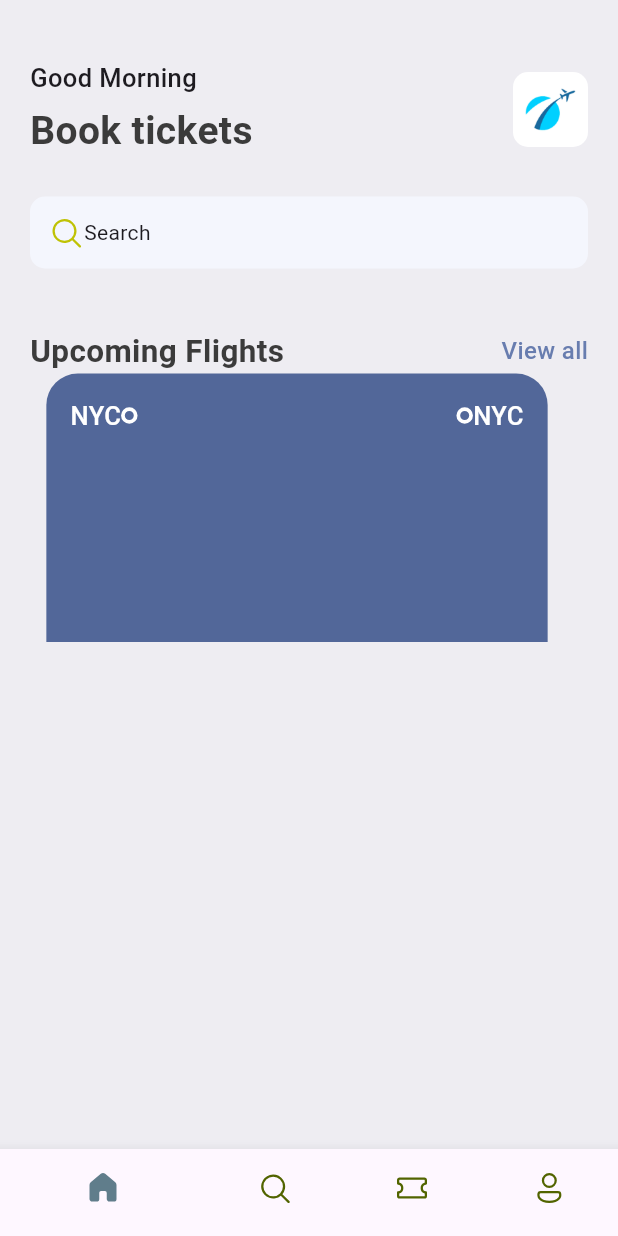
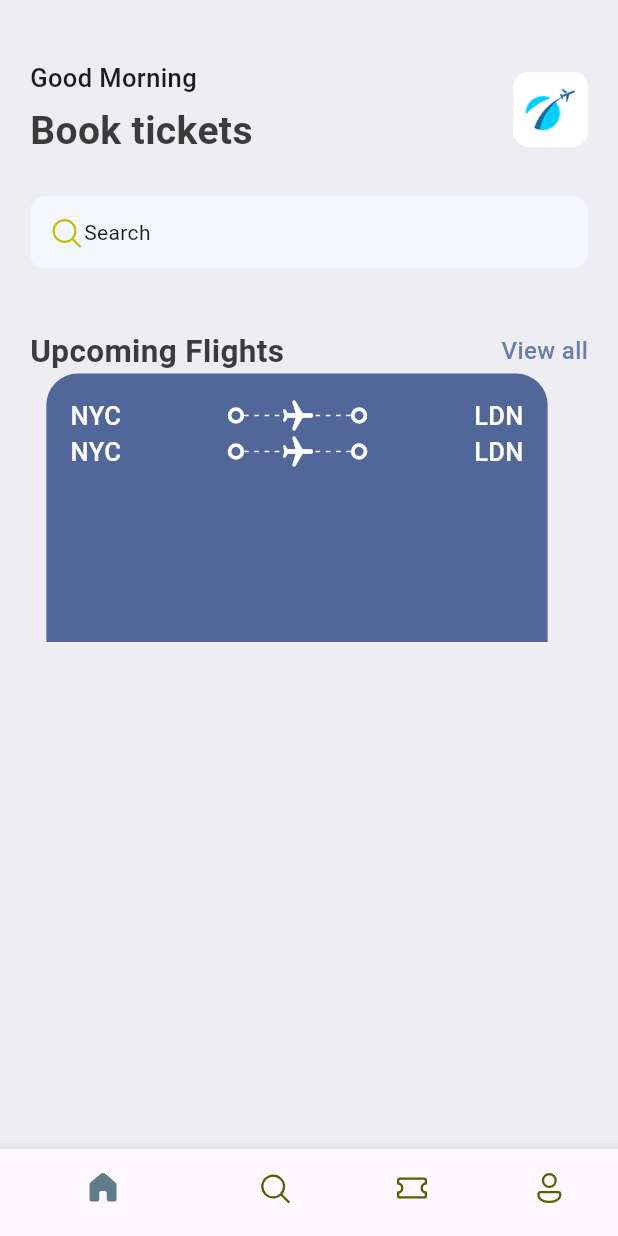
Before and after one commit to ajoued/ticket-app, a Flutter app: the screen it shows after launch, on a phone screen of 412 x 824 dp. Run offline on Flutter 3.47's test engine with Material 3 defaults, Android fonts, the phone set to English and light mode, and no system bars; our stand-ins replace fluentui_icons.

Commit message:
added the first line of information in the ticket widget

```diff
--- /dev/null
+++ b/lib/base/widgets/app_layout_builder_widget.dart
@@ -0,0 +1,26 @@
+import 'package:flutter/material.dart';
+
+class AppLayoutBuilderWidget extends StatelessWidget {
+  final int randomdivider;
+  const AppLayoutBuilderWidget({super.key, required this.randomdivider});
+
+  @override
+  Widget build(BuildContext context) {
+    return LayoutBuilder(
+      builder: (BuildContext context, BoxConstraints constraints) {
+        return Flex(
+          mainAxisAlignment: MainAxisAlignment.spaceBetween,
+          direction: Axis.horizontal,
+          children: List.generate(
+              (constraints.constrainWidth() / randomdivider).floor(),
+              (index) => SizedBox(
+                    width: 3,
+                    height: 1,
+                    child: DecoratedBox(
+                        decoration: BoxDecoration(color: Colors.white)),
+                  )),
+        );
+      },
+    );
+  }
+}
--- a/lib/base/widgets/ticket_view.dart
+++ b/lib/base/widgets/ticket_view.dart
@@ -1,5 +1,8 @@
+import 'dart:math';
+
 import 'package:flutter/material.dart';
 import 'package:ticket_app/base/res/styles/app_styles.dart';
+import 'package:ticket_app/base/widgets/app_layout_builder_widget.dart';
 import 'package:ticket_app/base/widgets/big_dot.dart';
 
 class TicketView extends StatelessWidget {
@@ -21,24 +24,81 @@ class TicketView extends StatelessWidget {
         ),
         child: Column(
           children: [
+            //Show departure and destination first line with icons
             Row(
               children: [
                 Text(
                   "NYC",
                   style: AppStyles.headLineStyle3.copyWith(color: Colors.white),
                 ),
+                Expanded(child: Container()),
+                BigDot(),
+                Expanded(
+                    child: Stack(
+                  children: [
+                    SizedBox(
+                      height: 24,
+                      child: Center(
+                          child: AppLayoutBuilderWidget(
+                        randomdivider: 6,
+                      )),
+                    ),
+                    Center(
+                      child: Transform.rotate(
+                        angle: pi / 2,
+                        child: Icon(
+                          Icons.local_airport_rounded,
+                          color: Colors.white,
+                        ),
+                      ),
+                    ),
+                  ],
+                )),
                 BigDot(),
                 Expanded(child: Container()),
-                BigDot(),
                 Text(
-                  "NYC",
+                  "LDN",
                   style: AppStyles.headLineStyle3.copyWith(color: Colors.white),
                 ),
               ],
             ),
             Row(
-              children: [],
-            )
+              children: [
+                Text(
+                  "NYC",
+                  style: AppStyles.headLineStyle3.copyWith(color: Colors.white),
+                ),
+                Expanded(child: Container()),
+                BigDot(),
+                Expanded(
+                    child: Stack(
+                  children: [
+                    SizedBox(
+                      height: 24,
+                      child: Center(
+                          child: AppLayoutBuilderWidget(
+                        randomdivider: 6,
+                      )),
+                    ),
+                    Center(
+                      child: Transform.rotate(
+                        angle: pi / 2,
+                        child: Icon(
+                          Icons.local_airport_rounded,
+                          color: Colors.white,
+                        ),
+                      ),
+                    ),
+                  ],
+                )),
+                BigDot(),
+                Expanded(child: Container()),
+                Text(
+                  "LDN",
+                  style: AppStyles.headLineStyle3.copyWith(color: Colors.white),
+                ),
+              ],
+            ),
           ],
         ),
       ),
```
